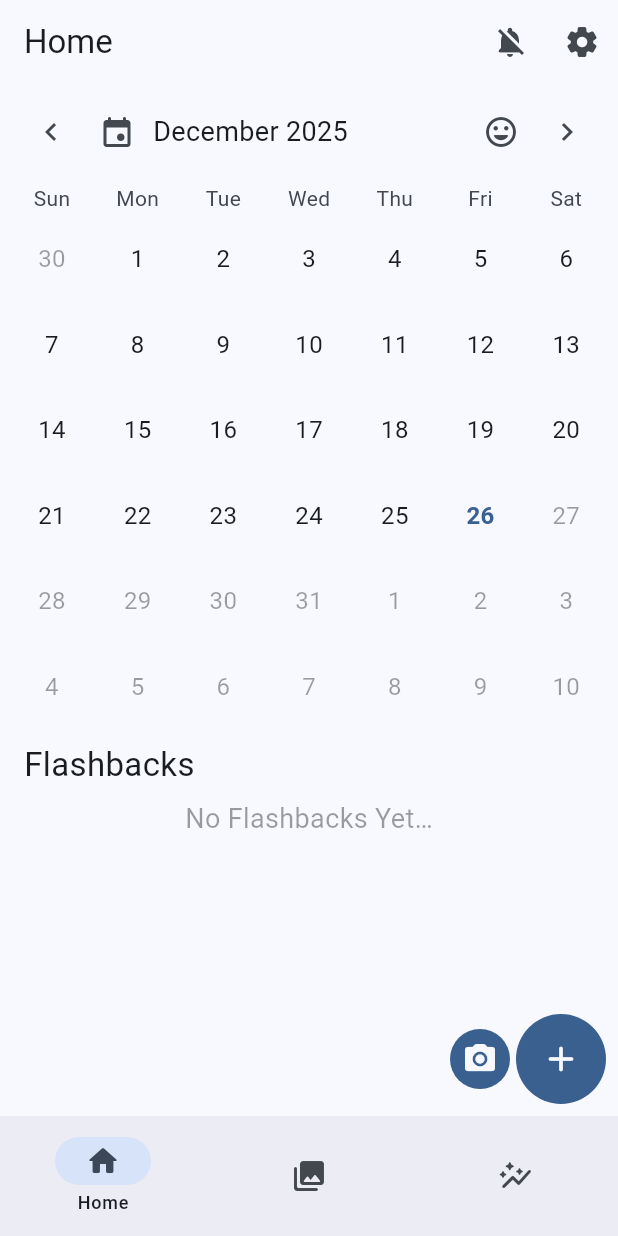
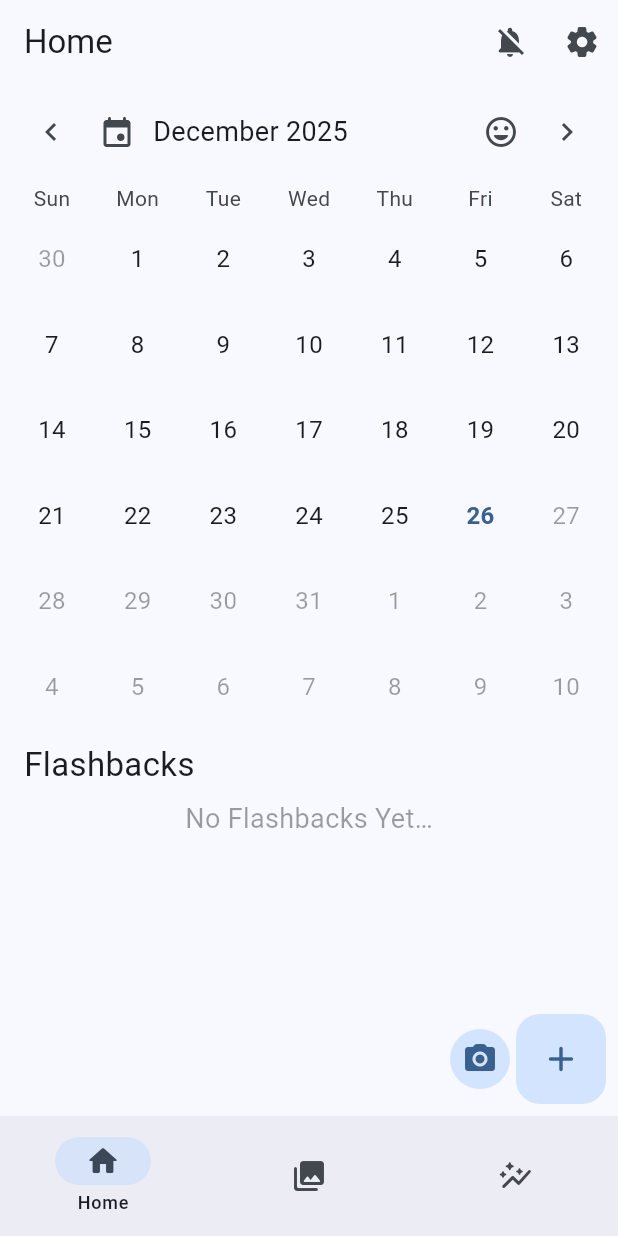
Before and after one commit to Demizo/Daily_You, a Flutter app: the MobileScaffold screen opened directly, on a phone screen of 412 x 824 dp. Run offline on Flutter 3.47's test engine with Material 3 defaults, Android fonts, the phone set to English and light mode, and no system bars; drawn by our look-alikes of table_calendar; our stand-ins replace device_info_plus, easy_debounce, extended_image, file_picker, fl_chart, flutter_cache_manager and 13 more; missing offline and left inert: android_alarm_manager_plus, app_settings, html2md, markdown_widget, media_scanner, saf_stream and 6 more; accounts and stored records are empty; statements that could not run were skipped.

Commit message:
feat: update home page action button colors

```diff
--- a/lib/pages/home_page.dart
+++ b/lib/pages/home_page.dart
@@ -126,8 +126,9 @@ class _HomePageState extends State<HomePage>
               children: [
                 if (Platform.isAndroid)
                   IconButton(
-                    icon: const Icon(
+                    icon: Icon(
                       Icons.camera_alt_rounded,
+                      color: Theme.of(context).colorScheme.primary,
                       size: 24,
                     ),
                     onPressed: () async {
@@ -135,8 +136,8 @@ class _HomePageState extends State<HomePage>
                     },
                     style: ElevatedButton.styleFrom(
                       padding: const EdgeInsets.all(8),
-                      backgroundColor: Theme.of(context).colorScheme.primary,
-                      foregroundColor: Theme.of(context).colorScheme.surface,
+                      backgroundColor:
+                          Theme.of(context).colorScheme.primaryContainer,
                       elevation: 3,
                       shape: RoundedRectangleBorder(
                         borderRadius: BorderRadius.circular(80.0),
@@ -146,7 +147,7 @@ class _HomePageState extends State<HomePage>
                 IconButton(
                   icon: Icon(
                     todayEntry == null ? Icons.add_rounded : Icons.edit_rounded,
-                    color: Theme.of(context).colorScheme.surface,
+                    color: Theme.of(context).colorScheme.primary,
                     size: 28,
                   ),
                   onPressed: () async {
@@ -154,11 +155,11 @@ class _HomePageState extends State<HomePage>
                   },
                   style: ElevatedButton.styleFrom(
                     padding: const EdgeInsets.all(16),
-                    backgroundColor: Theme.of(context).colorScheme.primary,
-                    foregroundColor: Theme.of(context).colorScheme.surface,
+                    backgroundColor:
+                        Theme.of(context).colorScheme.primaryContainer,
                     elevation: 3,
                     shape: RoundedRectangleBorder(
-                      borderRadius: BorderRadius.circular(80.0),
+                      borderRadius: BorderRadius.circular(16.0),
                     ),
                   ),
                 ),
```
